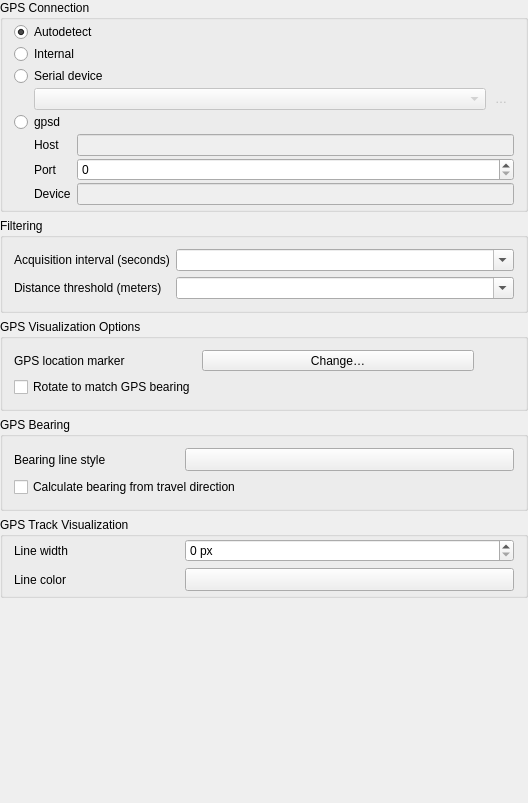
First picture: the form in src/ui/qgsgpsoptionswidgetbase.ui, repository carsmie/QGIS, before the edit.
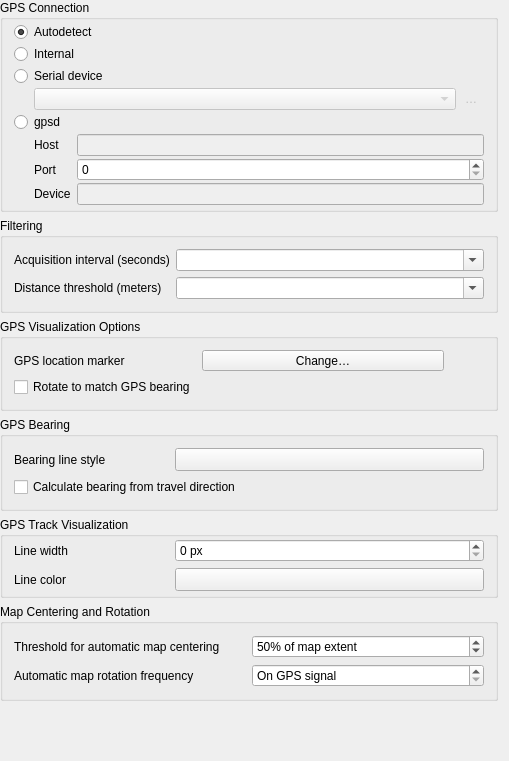
Second picture: the form after the edit. Icons and pictures are not drawn. Custom widgets are drawn as their Qt base class.

Commit message: [gps] Move setting for automatic map recentering and rotation thresholds to GPS panel in options

Diff of the .ui file:
```diff
--- a/src/ui/qgsgpsoptionswidgetbase.ui
+++ b/src/ui/qgsgpsoptionswidgetbase.ui
@@ -6,8 +6,8 @@
    <rect>
     <x>0</x>
     <y>0</y>
-    <width>528</width>
-    <height>803</height>
+    <width>509</width>
+    <height>761</height>
    </rect>
   </property>
   <property name="sizePolicy">
@@ -19,7 +19,7 @@
   <property name="windowTitle">
    <string>GPS Device Editor</string>
   </property>
-  <layout class="QGridLayout" name="gridLayout">
+  <layout class="QVBoxLayout" name="verticalLayout">
    <property name="leftMargin">
     <number>0</number>
    </property>
@@ -32,46 +32,37 @@
    <property name="bottomMargin">
     <number>0</number>
    </property>
-   <item row="5" column="0">
-    <widget class="QGroupBox" name="groupBox">
-     <property name="title">
-      <string>GPS Bearing</string>
+   <item>
+    <widget class="QScrollArea" name="scrollArea">
+     <property name="frameShape">
+      <enum>QFrame::NoFrame</enum>
      </property>
-     <layout class="QGridLayout" name="gridLayout_3" columnstretch="1,2">
-      <item row="0" column="0">
-       <widget class="QLabel" name="label_11">
-        <property name="text">
-         <string>Bearing line style</string>
-        </property>
-       </widget>
-      </item>
-      <item row="0" column="1">
-       <widget class="QgsSymbolButton" name="mBearingLineStyleButton">
-        <property name="sizePolicy">
-         <sizepolicy hsizetype="Preferred" vsizetype="Fixed">
-          <horstretch>0</horstretch>
-          <verstretch>0</verstretch>
-         </sizepolicy>
-        </property>
-        <property name="text">
-         <string/>
-        </property>
-       </widget>
-      </item>
-      <item row="1" column="0" colspan="2">
-       <widget class="QCheckBox" name="mTravelBearingCheckBox">
-        <property name="toolTip">
-         <string>If checked, the bearing reported by the GPS device will be ignored and the bearing will instead be calculated by the angle between the previous two GPS locations</string>
-        </property>
-        <property name="text">
-         <string>Calculate bearing from travel direction</string>
-        </property>
-       </widget>
-      </item>
-     </layout>
-    </widget>
-   </item>
-   <item row="2" column="0">
+     <property name="horizontalScrollBarPolicy">
+      <enum>Qt::ScrollBarAlwaysOff</enum>
+     </property>
+     <property name="widgetResizable">
+      <bool>true</bool>
+     </property>
+     <widget class="QWidget" name="scrollAreaWidgetContents">
+      <property name="geometry">
+       <rect>
+        <x>0</x>
+        <y>-22</y>
+        <width>495</width>
+        <height>783</height>
+       </rect>
+      </property>
+      <layout class="QVBoxLayout" name="verticalLayout_2">
+       <property name="leftMargin">
+        <number>0</number>
+       </property>
+       <property name="topMargin">
+        <number>0</number>
+       </property>
+       <property name="bottomMargin">
+        <number>0</number>
+       </property>
+       <item>
     <widget class="QgsCollapsibleGroupBox" name="mDeviceGroupBox">
      <property name="title">
       <string>GPS Connection</string>
@@ -233,62 +224,7 @@
      </layout>
     </widget>
    </item>
-   <item row="6" column="0">
-    <widget class="QgsCollapsibleGroupBox" name="groupBox_3">
-     <property name="title">
-      <string>GPS Track Visualization</string>
-     </property>
-     <layout class="QGridLayout" name="gridLayout_16" columnstretch="1,2">
-      <property name="topMargin">
-       <number>2</number>
-      </property>
-      <property name="bottomMargin">
-       <number>4</number>
-      </property>
-      <item row="0" column="0">
-       <widget class="QLabel" name="label_6">
-        <property name="text">
-         <string>Line width</string>
-        </property>
-       </widget>
-      </item>
-      <item row="0" column="1">
-       <widget class="QgsSpinBox" name="mSpinTrackWidth">
-        <property name="toolTip">
-         <string>Track width in pixels</string>
-        </property>
-        <property name="suffix">
-         <string> px</string>
-        </property>
-       </widget>
-      </item>
-      <item row="1" column="0">
-       <widget class="QLabel" name="label_7">
-        <property name="text">
-         <string>Line color</string>
-        </property>
-       </widget>
-      </item>
-      <item row="1" column="1">
-       <widget class="QgsColorButton" name="mBtnTrackColor">
-        <property name="sizePolicy">
-         <sizepolicy hsizetype="Preferred" vsizetype="Fixed">
-          <horstretch>0</horstretch>
-          <verstretch>0</verstretch>
-         </sizepolicy>
-        </property>
-        <property name="styleSheet">
-         <string/>
-        </property>
-        <property name="text">
-         <string/>
-        </property>
-       </widget>
-      </item>
-     </layout>
-    </widget>
-   </item>
-   <item row="3" column="0">
+       <item>
     <widget class="QgsCollapsibleGroupBox" name="groupBox_4">
      <property name="title">
       <string>Filtering</string>
@@ -325,20 +261,7 @@
      </layout>
     </widget>
    </item>
-   <item row="7" column="0">
-    <spacer name="verticalSpacer">
-     <property name="orientation">
-      <enum>Qt::Vertical</enum>
-     </property>
-     <property name="sizeHint" stdset="0">
-      <size>
-       <width>20</width>
-       <height>344</height>
-      </size>
-     </property>
-    </spacer>
-   </item>
-   <item row="4" column="0">
+       <item>
     <widget class="QgsCollapsibleGroupBox" name="groupBox_2">
      <property name="title">
       <string>GPS Visualization Options</string>
@@ -387,6 +310,199 @@
      </layout>
     </widget>
    </item>
+       <item>
+        <widget class="QGroupBox" name="groupBox">
+         <property name="title">
+          <string>GPS Bearing</string>
+         </property>
+         <layout class="QGridLayout" name="gridLayout_3" columnstretch="1,2">
+          <item row="0" column="0">
+           <widget class="QLabel" name="label_11">
+            <property name="text">
+             <string>Bearing line style</string>
+            </property>
+           </widget>
+          </item>
+          <item row="0" column="1">
+           <widget class="QgsSymbolButton" name="mBearingLineStyleButton">
+            <property name="sizePolicy">
+             <sizepolicy hsizetype="Preferred" vsizetype="Fixed">
+              <horstretch>0</horstretch>
+              <verstretch>0</verstretch>
+             </sizepolicy>
+            </property>
+            <property name="text">
+             <string/>
+            </property>
+           </widget>
+          </item>
+          <item row="1" column="0" colspan="2">
+           <widget class="QCheckBox" name="mTravelBearingCheckBox">
+            <property name="toolTip">
+             <string>If checked, the bearing reported by the GPS device will be ignored and the bearing will instead be calculated by the angle between the previous two GPS locations</string>
+            </property>
+            <property name="text">
+             <string>Calculate bearing from travel direction</string>
+            </property>
+           </widget>
+          </item>
+         </layout>
+        </widget>
+       </item>
+       <item>
+        <widget class="QgsCollapsibleGroupBox" name="groupBox_3">
+         <property name="title">
+          <string>GPS Track Visualization</string>
+         </property>
+         <layout class="QGridLayout" name="gridLayout_16" columnstretch="1,2">
+          <property name="topMargin">
+           <number>2</number>
+          </property>
+          <property name="bottomMargin">
+           <number>4</number>
+          </property>
+          <item row="0" column="0">
+           <widget class="QLabel" name="label_6">
+            <property name="text">
+             <string>Line width</string>
+            </property>
+           </widget>
+          </item>
+          <item row="0" column="1">
+           <widget class="QgsSpinBox" name="mSpinTrackWidth">
+            <property name="toolTip">
+             <string>Track width in pixels</string>
+            </property>
+            <property name="suffix">
+             <string> px</string>
+            </property>
+           </widget>
+          </item>
+          <item row="1" column="0">
+           <widget class="QLabel" name="label_7">
+            <property name="text">
+             <string>Line color</string>
+            </property>
+           </widget>
+          </item>
+          <item row="1" column="1">
+           <widget class="QgsColorButton" name="mBtnTrackColor">
+            <property name="sizePolicy">
+             <sizepolicy hsizetype="Preferred" vsizetype="Fixed">
+              <horstretch>0</horstretch>
+              <verstretch>0</verstretch>
+             </sizepolicy>
+            </property>
+            <property name="styleSheet">
+             <string/>
+            </property>
+            <property name="text">
+             <string/>
+            </property>
+           </widget>
+          </item>
+         </layout>
+        </widget>
+       </item>
+       <item>
+        <widget class="QgsCollapsibleGroupBoxBasic" name="groupBox_6">
+         <property name="title">
+          <string>Map Centering and Rotation</string>
+         </property>
+         <layout class="QGridLayout" name="gridLayout">
+          <item row="0" column="0">
+           <widget class="QLabel" name="label_2">
+            <property name="text">
+             <string>Threshold for automatic map centering</string>
+            </property>
+           </widget>
+          </item>
+          <item row="0" column="1">
+           <widget class="QgsSpinBox" name="mSpinMapExtentMultiplier">
+            <property name="enabled">
+             <bool>true</bool>
+            </property>
+            <property name="sizePolicy">
+             <sizepolicy hsizetype="Preferred" vsizetype="Fixed">
+              <horstretch>0</horstretch>
+              <verstretch>0</verstretch>
+             </sizepolicy>
+            </property>
+            <property name="suffix">
+             <string>% of map extent</string>
+            </property>
+            <property name="minimum">
+             <number>5</number>
+            </property>
+            <property name="maximum">
+             <number>100</number>
+            </property>
+            <property name="singleStep">
+             <number>1</number>
+            </property>
+            <property name="value">
+             <number>50</number>
+            </property>
+           </widget>
+          </item>
+          <item row="1" column="0">
+           <widget class="QLabel" name="label_12">
+            <property name="text">
+             <string>Automatic map rotation frequency</string>
+            </property>
+           </widget>
+          </item>
+          <item row="1" column="1">
+           <widget class="QgsSpinBox" name="mSpinMapRotateInterval">
+            <property name="enabled">
+             <bool>true</bool>
+            </property>
+            <property name="sizePolicy">
+             <sizepolicy hsizetype="Preferred" vsizetype="Fixed">
+              <horstretch>0</horstretch>
+              <verstretch>0</verstretch>
+             </sizepolicy>
+            </property>
+            <property name="specialValueText">
+             <string>On GPS signal</string>
+            </property>
+            <property name="suffix">
+             <string> s</string>
+            </property>
+            <property name="minimum">
+             <number>0</number>
+            </property>
+            <property name="maximum">
+             <number>1000</number>
+            </property>
+            <property name="singleStep">
+             <number>1</number>
+            </property>
+            <property name="value">
+             <number>0</number>
+            </property>
+           </widget>
+          </item>
+         </layout>
+        </widget>
+       </item>
+       <item>
+        <spacer name="verticalSpacer">
+         <property name="orientation">
+          <enum>Qt::Vertical</enum>
+         </property>
+         <property name="sizeHint" stdset="0">
+          <size>
+           <width>20</width>
+           <height>40</height>
+          </size>
+         </property>
+        </spacer>
+       </item>
+      </layout>
+     </widget>
+    </widget>
+   </item>
   </layout>
  </widget>
  <layoutdefault spacing="6" margin="11"/>
@@ -396,6 +512,12 @@
    <extends>QToolButton</extends>
    <header>qgssymbolbutton.h</header>
   </customwidget>
+  <customwidget>
+   <class>QgsCollapsibleGroupBoxBasic</class>
+   <extends>QGroupBox</extends>
+   <header location="global">qgscollapsiblegroupbox.h</header>
+   <container>1</container>
+  </customwidget>
   <customwidget>
    <class>QgsCollapsibleGroupBox</class>
    <extends>QGroupBox</extends>
```
Lines whose indentation alone changed are shown as unchanged. The commit also changes 4 other files.
